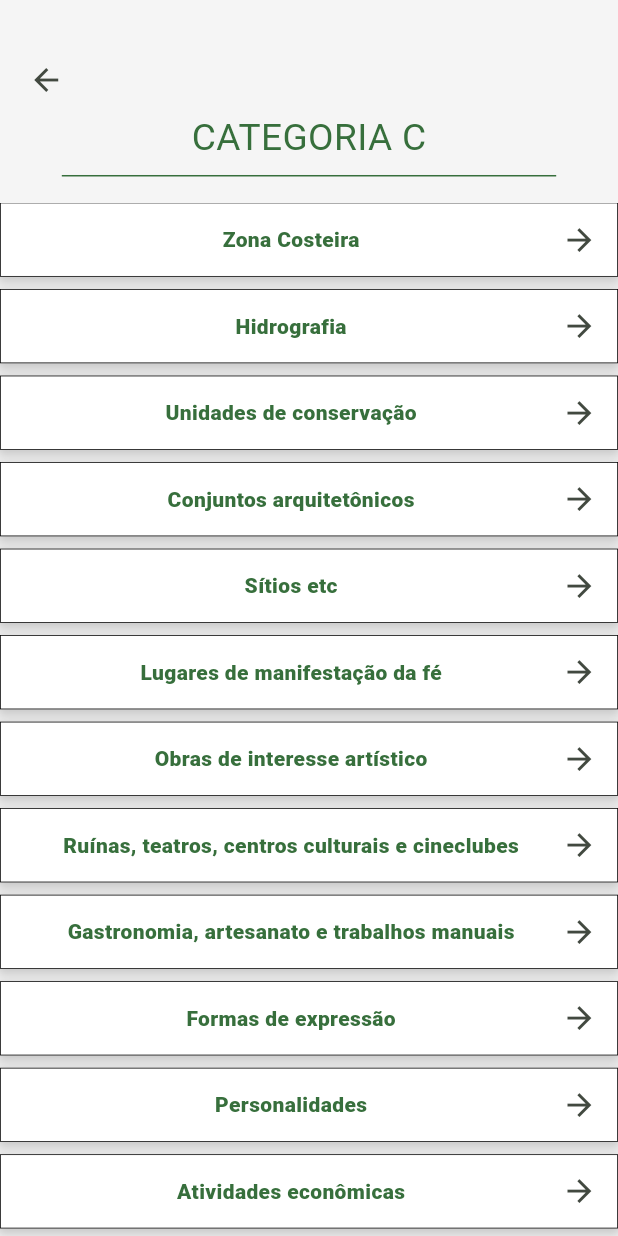
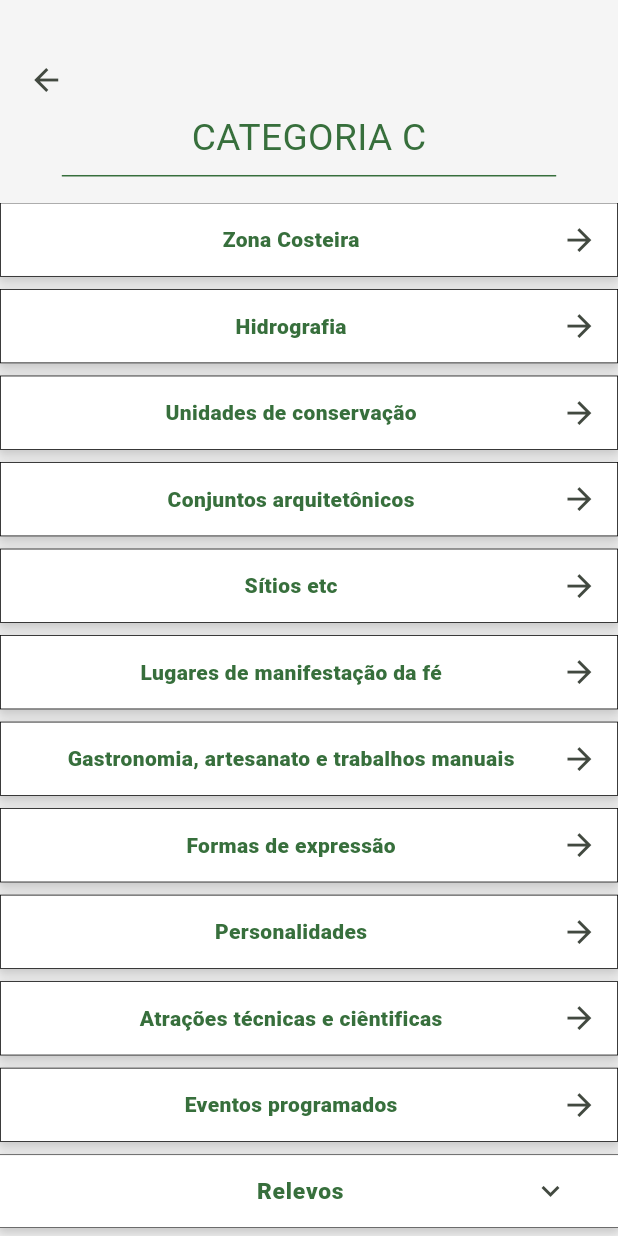
Before and after one commit to Draminhon/InvenTur, a Flutter app: the FormularioC screen opened by its route, on a phone screen of 412 x 824 dp. Run offline on Flutter 3.47's test engine with Material 3 defaults, Android fonts, the phone set to English and light mode, and no system bars; our stand-ins replace font_awesome_flutter, google_fonts, mask_text_input_formatter.

```diff
--- a/src/inventur/lib/pages/auth/login_page.dart
+++ b/src/inventur/lib/pages/auth/login_page.dart
@@ -118,7 +118,7 @@ class _LoginPageState extends State<LoginPage> {
                           child: Align(
                             alignment: Alignment.centerRight,
                             child: TextButton(
-                              onPressed: () {},
+                              onPressed: () {Navigator.pushNamed(context, '/PassWordRecover');},
                               child: const Text(
                                 'Esqueceu sua senha?',
                                 style: TextStyle(
@@ -154,7 +154,7 @@ class _LoginPageState extends State<LoginPage> {
                               )
                             ),
                             onPressed: () {
-                              Navigator.pushNamed(context, '/Choose');
+                              Navigator.pushNamed(context, '/Register');
                             },
                             child: const Text(
                               'Registre-se',
--- a/src/inventur/lib/pages/home/Pesquisador/forms/formC.dart
+++ b/src/inventur/lib/pages/home/Pesquisador/forms/formC.dart
@@ -2,6 +2,9 @@ import 'package:flutter/material.dart';
 import 'package:inventur/pages/home/Pesquisador/widgets/container_form.dart';
 
 class FormularioC extends StatelessWidget {
+  const FormularioC({super.key});
+
+  @override
   Widget build(BuildContext context) {
     final sizeScreen = MediaQuery.sizeOf(context);
     return Scaffold(
@@ -15,7 +18,7 @@ class FormularioC extends StatelessWidget {
                 height: sizeScreen.height * 0.03,
                 child: IconButton(
                   onPressed: () => Navigator.pop(context),
-                  icon: Icon(Icons.arrow_back),
+                  icon: const Icon(Icons.arrow_back),
                   padding: EdgeInsets.only(bottom: sizeScreen.height * 0.005),
                 ),
               )),
@@ -26,11 +29,11 @@ class FormularioC extends StatelessWidget {
                 Text(
                   'CATEGORIA C',
                   style: TextStyle(
-                      color: Color.fromARGB(255, 55, 111, 60),
+                      color: const Color.fromARGB(255, 55, 111, 60),
                       fontSize: sizeScreen.width * 0.06),
                 ),
                 Divider(
-                  color: Color.fromARGB(255, 55, 111, 60),
+                  color: const Color.fromARGB(255, 55, 111, 60),
                   indent: sizeScreen.width * 0.1,
                   endIndent: sizeScreen.width * 0.1,
                 ),
@@ -42,29 +45,29 @@ class FormularioC extends StatelessWidget {
           ),
           Expanded(
               child: ListView(children: [
-            ContainerA(
+            const ContainerA(
               form: 'Zona Costeira',
             ),
-            ContainerA(form: 'Hidrografia'),
-            ContainerA(form: 'Unidades de conservação'),
-            ContainerA(form: 'Conjuntos arquitetônicos'),
-            ContainerA(form: 'Sítios etc'),
-            ContainerA(form: 'Lugares de manifestação da fé'),
-            ContainerA(form: 'Obras de interesse artístico'),
-            ContainerA(form: 'Ruínas, teatros, centros culturais e cineclubes'),
-            ContainerA(form: 'Gastronomia, artesanato e trabalhos manuais'),
-            ContainerA(form: 'Formas de expressão'),
-            ContainerA(form: 'Personalidades'),
-            ContainerA(form: 'Atividades econômicas'),
-            ContainerA(form: 'Atrações técnicas e ciêntificas'),
-            ContainerA(form: 'Eventos programados'),
-            ExpansionTileA(titulo: 'Relevos', minhaLista: [
+            const ContainerA(form: 'Hidrografia'),
+            const ContainerA(form: 'Unidades de conservação'),
+            const ContainerA(form: 'Conjuntos arquitetônicos'),
+            const ContainerA(form: 'Sítios etc'),
+            const ContainerA(form: 'Lugares de manifestação da fé'),
+           // ContainerA(form: 'Obras de interesse artístico'),
+         //   ContainerA(form: 'Ruínas, teatros, centros culturais e cineclubes'),
+            const ContainerA(form: 'Gastronomia, artesanato e trabalhos manuais'),
+            const ContainerA(form: 'Formas de expressão'),
+            const ContainerA(form: 'Personalidades'),
+        //    ContainerA(form: 'Atividades econômicas'),
+            const ContainerA(form: 'Atrações técnicas e ciêntificas'),
+            const ContainerA(form: 'Eventos programados'),
+            ExpansionTileA(titulo: 'Relevos', minhaLista: const [
               Tilee(texto: 'Relevo continental', routeName: '/Placeholder'),
               Tilee(texto: 'Relevo cárstico', routeName: '/Placeholder'),
               SizedBox(),
               SizedBox()
             ]),
-            ExpansionTileA(titulo: 'Arquiteturas', minhaLista: [
+            ExpansionTileA(titulo: 'Arquiteturas', minhaLista: const [
               Tilee(texto: 'Arquitetura oficial, militar e religiosa', routeName: '/Placeholder'),
               Tilee(texto: 'Arquitetura industrial, agrícola e funerária', routeName: '/Placeholder'),
                Tilee(texto: 'Arquitetura civil', routeName: '/Placeholder'),
--- a/src/inventur/lib/pages/recover/changepasswordsucess_page.dart
+++ b/src/inventur/lib/pages/recover/changepasswordsucess_page.dart
@@ -1,5 +1,5 @@
 import 'package:flutter/material.dart';
-import 'package:inventur/pages/widgets/custom_text_field_widget.dart';
+
 import 'package:inventur/validators/password_validator.dart';
 import 'package:mask_text_input_formatter/mask_text_input_formatter.dart';
 import 'package:font_awesome_flutter/font_awesome_flutter.dart';
```
Also changed, not shown: src/inventur/lib/pages/home/Pesquisador/forms/formA.dart (+29 -34 lines), src/inventur/lib/pages/home/Pesquisador/forms/formB.dart (+21 -21 lines), src/inventur/lib/pages/home/Pesquisador/forms/formsB/meiosdehospedagem.dart (+4 -8 lines), src/inventur/lib/pages/home/Pesquisador/forms/formsB/widgets/checkBox.dart (+40 -46 lines), src/inventur/lib/pages/home/Pesquisador/widgets/radioButton.dart (+28 -9 lines), src/inventur/lib/pages/pesquisas/pesquisas_page.dart (+19 -19 lines), src/inventur/lib/pages/recover/changepassword_page.dart (+3 -19 lines), src/inventur/lib/pages/recover/passwordcod_page.dart (+4 -10 lines), src/inventur/lib/pages/recover/passwordrecover_page.dart (+3 -10 lines).
